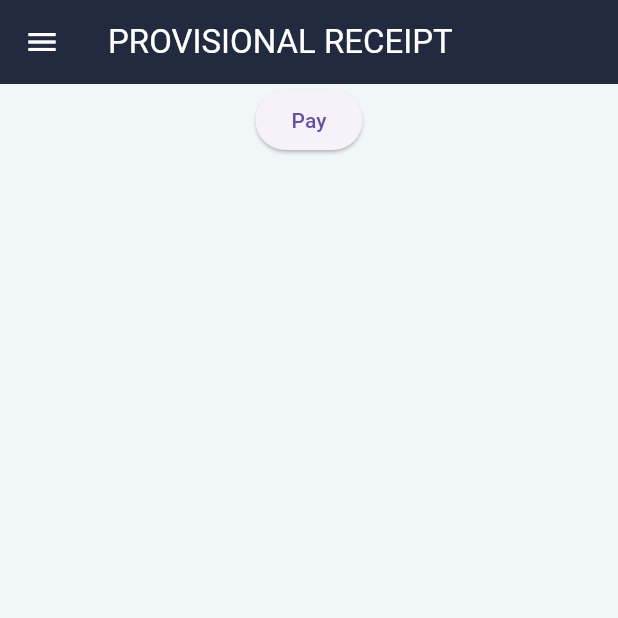
After one commit to HarshG777/Sinhgad-Fees-payment, a Flutter app: the PaymentHistory screen opened directly, after a tap on "Provisional Fees Receipt", on a phone screen of 412 x 824 dp, the top half of it. The commit adds this screen. Run offline on Flutter 3.47's test engine with Material 3 defaults, Android fonts, the phone set to English and light mode, and no system bars; our stand-ins replace flutter_inset_box_shadow; missing offline and left inert: razorpay_flutter.

Commit message:
New pages added

```diff
--- a/lib/components/long_button.dart
+++ b/lib/components/long_button.dart
@@ -2,20 +2,21 @@ import 'package:flutter/material.dart';
 
 class LongButton extends StatelessWidget {
   final String title;
-  // final IconData icon;
   final Image image;
-  // final onTap? onTap;
+  final VoidCallback onTap; // Added onTap callback
+
   const LongButton({
     super.key,
     required this.title,
-    // required this.icon,
     required this.image,
-    // required this.onTap
+    required this.onTap, // Required onTap
   });
 
   @override
   Widget build(BuildContext context) {
-    return Container(
+    return GestureDetector(
+      onTap: onTap, // Execute the onTap function when tapped
+      child: Container(
         height: 50,
         width: 300,
         decoration: BoxDecoration(
@@ -44,6 +45,7 @@ class LongButton extends StatelessWidget {
             ),
           ],
         ),
+      ),
     );
   }
 }
--- /dev/null
+++ b/lib/pages/payment_history.dart
@@ -0,0 +1,58 @@
+import 'package:flutter/material.dart';
+import 'package:sinhgadapp/components/long_button.dart';
+import 'package:sinhgadapp/components/my_drawer.dart';
+import 'package:sinhgadapp/pages/fee_receipt.dart';
+import 'package:sinhgadapp/pages/provisional_fees_receipt.dart';
+
+class PaymentHistory extends StatefulWidget {
+  const PaymentHistory({super.key});
+
+  @override
+  State<PaymentHistory> createState() => _PaymentHistoryState();
+}
+
+class _PaymentHistoryState extends State<PaymentHistory> {
+  @override
+  Widget build(BuildContext context) {
+    return Scaffold(
+      backgroundColor: const Color(0xFFF1F6F9),
+      appBar: AppBar(
+        title: const Text('PAYMENT HISTORY'),
+        centerTitle: false,
+        backgroundColor: const Color(0xFF212A3E),
+        foregroundColor: Colors.white,
+      ),
+      drawer: const MyDrawer(),
+      body: Center(
+        child: Padding(
+          padding: const EdgeInsets.symmetric(horizontal: 30),
+          child: Column(
+            children: [
+              SizedBox(height: 80),
+              LongButton(
+                  title: "Fees Receipt",
+                  image: Image.asset('assets/fees receipt.png'),
+                  onTap: () {
+                    Navigator.push(
+                      context,
+                      MaterialPageRoute(builder: (context) => FeeReceipt()),
+                    );
+                  }),
+              SizedBox(height: 20),
+              LongButton(
+                  title: " Provisional Fees Receipt",
+                  image: Image.asset('assets/provisional fee receipt.png'),
+                  onTap: () {
+                    Navigator.push(
+                      context,
+                      MaterialPageRoute(
+                          builder: (context) => ProvisionalFeesReceipt()),
+                    );
+                  })
+            ],
+          ),
+        ),
+      ),
+    );
+  }
+}
--- /dev/null
+++ b/lib/pages/provisional_fees_receipt.dart
@@ -0,0 +1,39 @@
+import 'package:flutter/material.dart';
+import 'package:sinhgadapp/components/my_drawer.dart';
+
+class ProvisionalFeesReceipt extends StatefulWidget {
+  const ProvisionalFeesReceipt({super.key});
+
+  @override
+  State<ProvisionalFeesReceipt> createState() => _ProvisionalFeesReceiptState();
+}
+
+class _ProvisionalFeesReceiptState extends State<ProvisionalFeesReceipt> {
+  @override
+  Widget build(BuildContext context) {
+    return Scaffold(
+      backgroundColor: const Color(0xFFF1F6F9),
+      appBar: AppBar(
+        title: const Text('PROVISIONAL RECEIPT'),
+        centerTitle: false,
+        backgroundColor: const Color(0xFF212A3E),
+        foregroundColor: Colors.white,
+      ),
+      drawer: const MyDrawer(),
+      body: Center(
+        child: Padding(
+          padding: const EdgeInsets.symmetric(horizontal: 50),
+          child: Column(
+            children: [
+              ElevatedButton(
+                onPressed: () {},
+                child: const Text('Pay'),
+              ),
+              // Add your widgets here
+            ],
+          ),
+        ),
+      ),
+    );
+  }
+}
```
Also changed, not shown: lib/pages/additional_fees.dart (added, +35 -0 lines), lib/pages/dashboard.dart (+24 -4 lines), lib/pages/fee_receipt.dart (added, +39 -0 lines), lib/pages/pending_fees.dart (added, +84 -0 lines), assets/cheque.png (added), assets/fees receipt.png (added), assets/provisional fee receipt.png (added). Lines whose indentation alone changed are shown as unchanged.
